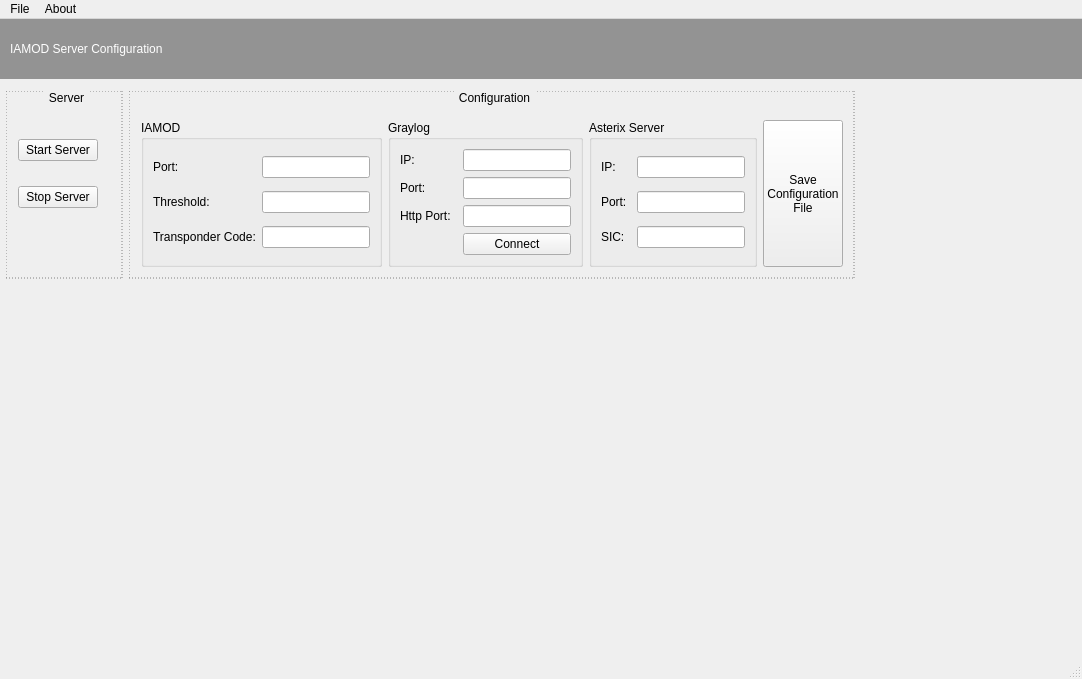
Qt form br/gov/icea/gui/wndMain.ui (icea-dev/iamod-server) before a commit.
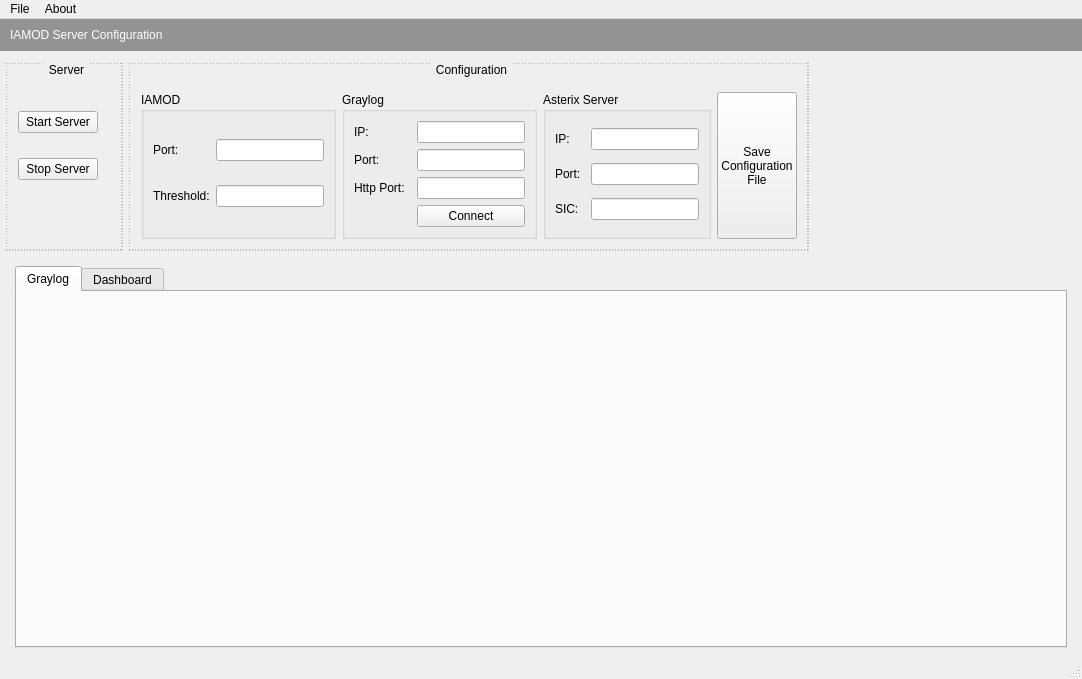
The same form after that commit.

Commit message: Implementação para remover a implementação para alteração do código transponder.

```diff
--- a/br/gov/icea/gui/wndMain.ui
+++ b/br/gov/icea/gui/wndMain.ui
@@ -254,16 +254,6 @@
             <string>IAMOD</string>
            </property>
            <layout class="QGridLayout" name="gridLayout_4">
-            <item row="2" column="0" colspan="2">
-             <widget class="QLabel" name="label_8">
-              <property name="text">
-               <string>Transponder Code:</string>
-              </property>
-              <property name="wordWrap">
-               <bool>true</bool>
-              </property>
-             </widget>
-            </item>
             <item row="0" column="0">
              <widget class="QLabel" name="label_6">
               <property name="text">
@@ -271,9 +261,6 @@
               </property>
              </widget>
             </item>
-            <item row="2" column="2" colspan="2">
-             <widget class="QLineEdit" name="leIamodTransponder"/>
-            </item>
             <item row="1" column="0" colspan="2">
              <widget class="QLabel" name="label_7">
               <property name="text">
@@ -411,9 +398,28 @@
       </item>
       <item row="1" column="0" colspan="3">
        <widget class="QWidget" name="widget" native="true">
-        <layout class="QGridLayout" name="gridLayout_7">
-         <item row="0" column="0" colspan="2">
-          <layout class="QGridLayout" name="webLayout"/>
+        <layout class="QGridLayout" name="gridLayout_10">
+         <item row="0" column="0">
+          <widget class="QTabWidget" name="tabWidget">
+           <property name="currentIndex">
+            <number>0</number>
+           </property>
+           <widget class="QWidget" name="tab1">
+            <attribute name="title">
+             <string>Graylog</string>
+            </attribute>
+            <layout class="QGridLayout" name="gridLayout_7">
+             <item row="0" column="0">
+              <layout class="QGridLayout" name="webLayout"/>
+             </item>
+            </layout>
+           </widget>
+           <widget class="QWidget" name="tab2">
+            <attribute name="title">
+             <string>Dashboard</string>
+            </attribute>
+           </widget>
+          </widget>
          </item>
         </layout>
        </widget>
```
Left out of the diff: 1 changed line with no effect on the pictures. The commit also changes 7 other files.
